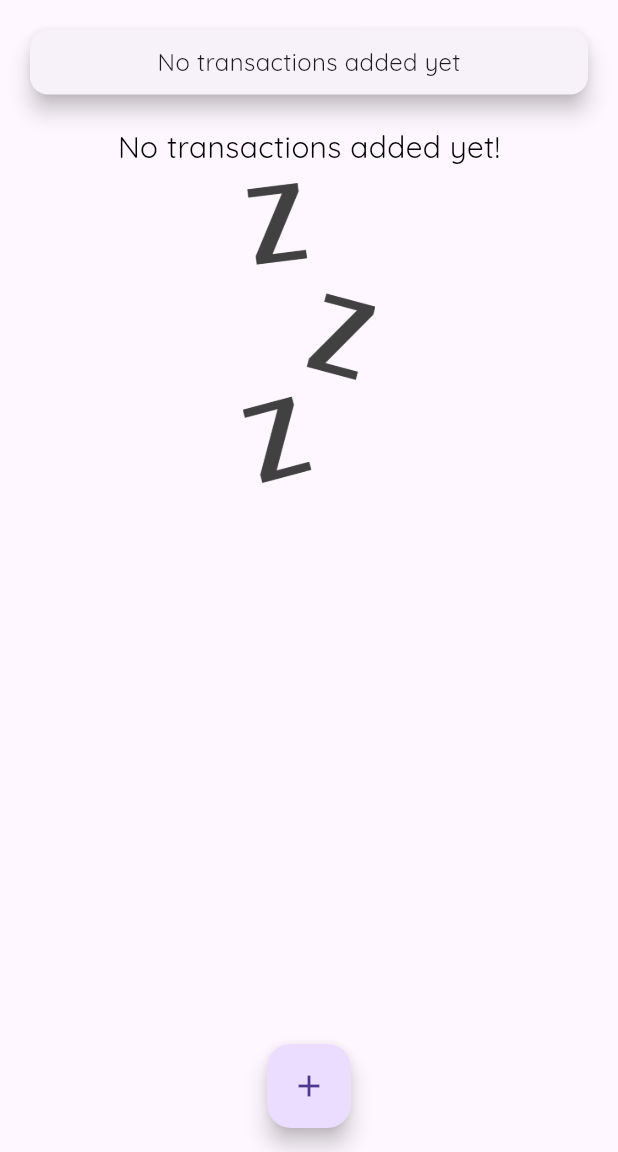
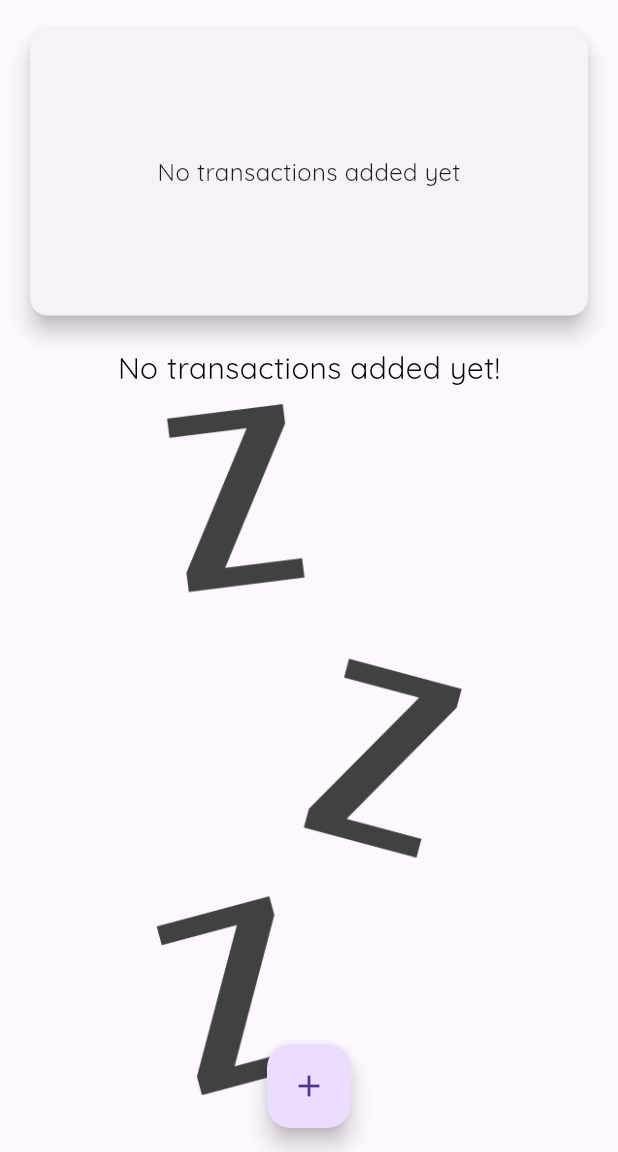
Before and after one commit to RihamGamalElaraby/PersonalExpensesApp-FlutterApp, a Flutter app: the screen it shows after launch, on a phone screen of 412 x 824 dp, the part 84-1236 px from its top. Run offline on Flutter 3.47's test engine with Material 3 defaults, Android fonts, the phone set to English and light mode, and no system bars.

Commit message:
responsive

```diff
--- a/expensesapp/lib/main.dart
+++ b/expensesapp/lib/main.dart
@@ -2,6 +2,9 @@ import 'package:expensesapp/views/MyHomeView.dart';
 import 'package:flutter/material.dart';
 
 void main() {
+  // WidgetsFlutterBinding.ensureInitialized();
+  // SystemChrome.setPreferredOrientations(
+  //     [DeviceOrientation.portraitDown, DeviceOrientation.portraitUp]);
   runApp(const MyApp());
 }
 
--- a/expensesapp/lib/views/MyHomeView.dart
+++ b/expensesapp/lib/views/MyHomeView.dart
@@ -1,12 +1,15 @@
+import 'dart:io';
+
 import 'package:expensesapp/models/transaction.dart';
 // import 'package:expensesapp/widgets/add_transaction.dart';
 import 'package:expensesapp/widgets/cardAddTransaction.dart';
 import 'package:expensesapp/widgets/chart.dart';
 import 'package:expensesapp/widgets/transactionList.dart';
+import 'package:flutter/cupertino.dart';
 import 'package:flutter/material.dart';
 
 class MyHomeView extends StatefulWidget {
-  const MyHomeView({super.key});
+  const MyHomeView({Key? key});
 
   @override
   _MyHomeViewState createState() => _MyHomeViewState();
@@ -14,6 +17,7 @@ class MyHomeView extends StatefulWidget {
 
 class _MyHomeViewState extends State<MyHomeView> {
   final List<Transaction> transactions = [];
+  bool showChart = false;
 
   void _addNewTransaction(String title, double amount, DateTime chosenDate) {
     final newTx = Transaction(
@@ -59,9 +63,9 @@ class _MyHomeViewState extends State<MyHomeView> {
 
   @override
   Widget build(BuildContext context) {
-    return Scaffold(
-      appBar: AppBar(
-        // foregroundColor: Colors.white,
+    final mediaQuery = MediaQuery.of(context);
+    final isLandscape = mediaQuery.orientation == Orientation.landscape;
+    final appBar = AppBar(
       backgroundColor: Theme.of(context).primaryColor,
       title: const Text(
         'My Expenses',
@@ -73,22 +77,76 @@ class _MyHomeViewState extends State<MyHomeView> {
           icon: const Icon(Icons.add),
         ),
       ],
-      ),
-      body: SingleChildScrollView(
-        child: Column(
-          crossAxisAlignment: CrossAxisAlignment.stretch,
-          children: [
-            Chart(recentTransation: recentTransaction),
-            TransactionList(
+    );
+
+    final txListWidget = Container(
+      height: (mediaQuery.size.height -
+              appBar.preferredSize.height -
+              mediaQuery.padding.top) *
+          1,
+      child: TransactionList(
         transactions,
         deletTransaction,
       ),
+    );
+
+    final pageBody = SingleChildScrollView(
+      child: Column(
+        crossAxisAlignment: CrossAxisAlignment.stretch,
+        children: <Widget>[
+          if (isLandscape)
+            Row(
+              mainAxisAlignment: MainAxisAlignment.center,
+              children: <Widget>[
+                Text('Show Chart'),
+                Switch.adaptive(
+                  activeColor: Theme.of(context).primaryColor,
+                  value: showChart,
+                  onChanged: (val) {
+                    setState(() {
+                      showChart = val;
+                    });
+                  },
+                ),
               ],
             ),
+          if (!isLandscape)
+            Container(
+              height: (mediaQuery.size.height -
+                      appBar.preferredSize.height -
+                      mediaQuery.padding.top) *
+                  0.3,
+              child: Chart(recentTransation: recentTransaction),
             ),
-      floatingActionButtonLocation: FloatingActionButtonLocation.centerFloat,
+          if (!isLandscape) txListWidget,
+          if (isLandscape)
+            showChart
+                ? Container(
+                    height: (mediaQuery.size.height -
+                            appBar.preferredSize.height -
+                            mediaQuery.padding.top) *
+                        0.7,
+                    child: Chart(
+                      recentTransation: recentTransaction,
+                    ),
+                  )
+                : txListWidget
+        ],
+      ),
+    );
+
+    return Platform.isIOS
+        ? CupertinoPageScaffold(
+            child: pageBody,
+            navigationBar: appBar as ObstructingPreferredSizeWidget?,
+          )
+        : Scaffold(
+            appBar: appBar as PreferredSizeWidget?,
+            body: pageBody,
+            floatingActionButtonLocation:
+                FloatingActionButtonLocation.centerFloat,
             floatingActionButton: FloatingActionButton(
-        child: const Icon(Icons.add),
+              child: Icon(Icons.add),
               onPressed: () => _startAddNewTransaction(context),
             ),
           );
--- a/expensesapp/lib/widgets/transactionList.dart
+++ b/expensesapp/lib/widgets/transactionList.dart
@@ -8,10 +8,9 @@ class TransactionList extends StatelessWidget {
   const TransactionList(this.transactions, this.deletxTx);
   @override
   Widget build(BuildContext context) {
-    return SizedBox(
-      height: 450,
-      child: transactions.isEmpty
-          ? Column(
+    return transactions.isEmpty
+        ? LayoutBuilder(builder: (ctx, constrains) {
+            return Column(
               children: [
                 const Text(
                   'No transactions added yet!',
@@ -21,20 +20,20 @@ class TransactionList extends StatelessWidget {
                   height: 10,
                 ),
                 SizedBox(
-                  height: 200,
+                  height: constrains.maxHeight * 0.6,
                   child: Image.asset(
                     'assets/images/waiting.png',
                     fit: BoxFit.cover,
                   ),
                 ),
               ],
-            )
+            );
+          })
         : ListView.builder(
             itemBuilder: (context, index) {
               return Card(
                 elevation: 5,
-                  margin:
-                      const EdgeInsets.symmetric(vertical: 9, horizontal: 5),
+                margin: const EdgeInsets.symmetric(vertical: 9, horizontal: 5),
                 child: ListTile(
                   leading: Container(
                     height: 80,
@@ -70,7 +69,20 @@ class TransactionList extends StatelessWidget {
                       color: Colors.grey,
                     ),
                   ),
-                    trailing: IconButton(
+                  trailing: MediaQuery.of(context).size.width > 460
+                      ? ElevatedButton.icon(
+                          onPressed: () {
+                            deletxTx(transactions[index].id);
+                          },
+                          icon: Icon(
+                            Icons.delete,
+                            color: Theme.of(context).errorColor,
+                          ),
+                          label: Text(
+                            'Delete',
+                            style: TextStyle(color: Colors.red),
+                          ))
+                      : IconButton(
                           icon: Icon(Icons.delete),
                           color: Theme.of(context).errorColor,
                           onPressed: () {
@@ -130,7 +142,6 @@ class TransactionList extends StatelessWidget {
               // );
             },
             itemCount: transactions.length,
-            ),
           );
   }
 }
```
Also changed, not shown: expensesapp/lib/widgets/cardAddTransaction.dart (+8 -2 lines), expensesapp/lib/widgets/chartBar.dart (+15 -9 lines). Lines whose indentation alone changed are shown as unchanged.
